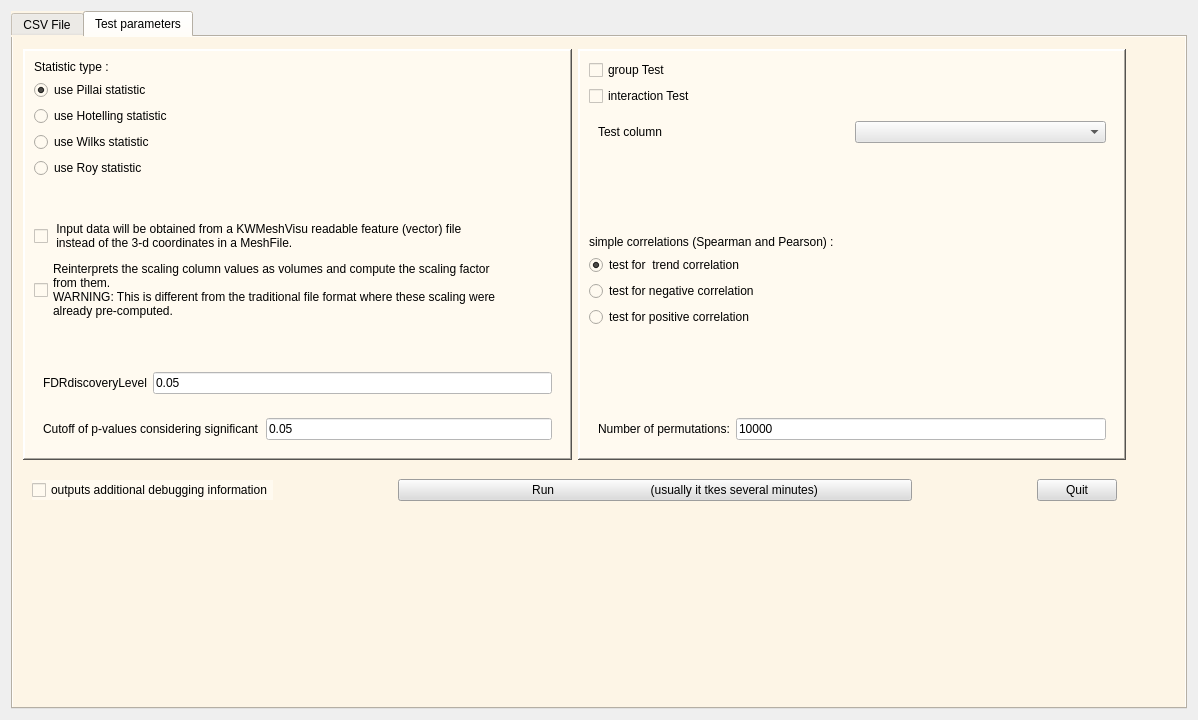
Above: Applications/shapeAnalysisMANCOVA_Wizard/shapeAnalysisMANCOVA_Wizard.ui from NIRALUser/SPHARM-PDM before the change. Below: the same form after it.
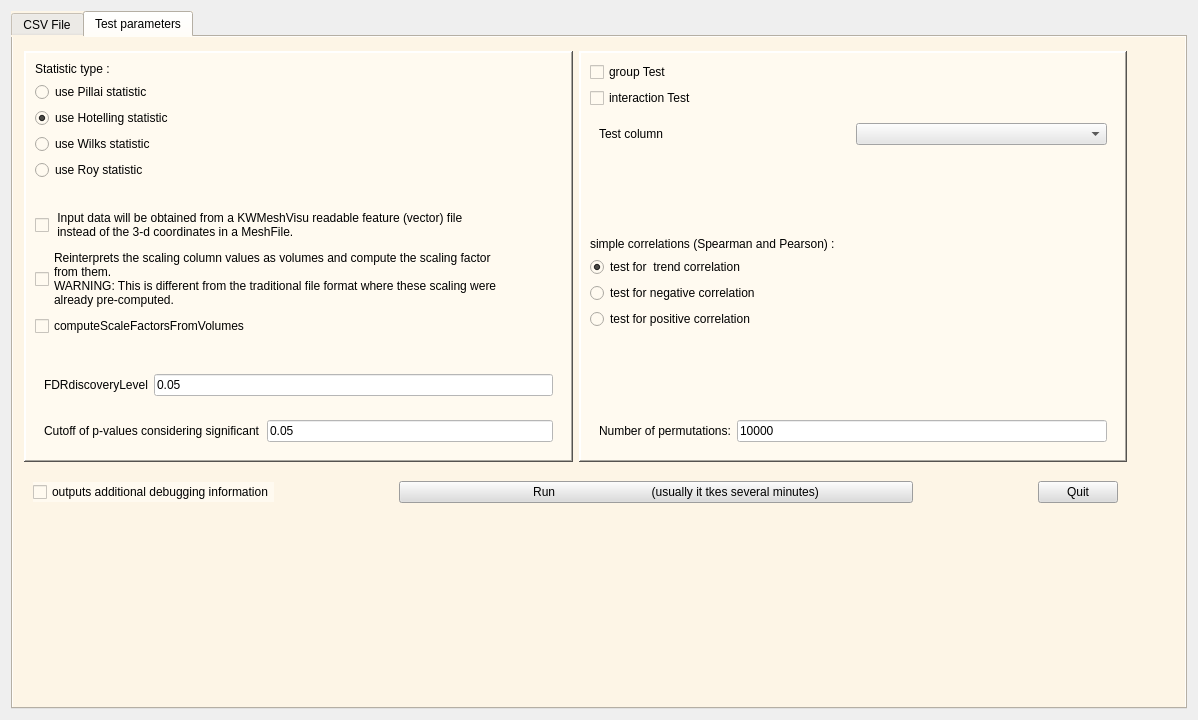
That is the form after the change. The open tabs and pages were chosen to show the change.

Commit message: ENH: ShapeAnalysisMANCOVA : --computeScaleFactorsFromVolumes option is also in the wizard

```diff
--- a/Applications/shapeAnalysisMANCOVA_Wizard/shapeAnalysisMANCOVA_Wizard.ui
+++ b/Applications/shapeAnalysisMANCOVA_Wizard/shapeAnalysisMANCOVA_Wizard.ui
@@ -752,8 +752,8 @@
         <widget class="QWidget" name="">
          <property name="geometry">
           <rect>
-           <x>10</x>
-           <y>12</y>
+           <x>11</x>
+           <y>14</y>
            <width>1103</width>
            <height>466</height>
           </rect>
@@ -795,7 +795,7 @@
                   <string>use Pillai statistic</string>
                  </property>
                  <property name="checked">
-                  <bool>true</bool>
+                  <bool>false</bool>
                  </property>
                 </widget>
                </item>
@@ -804,6 +804,9 @@
                  <property name="text">
                   <string>use Hotelling statistic</string>
                  </property>
+                 <property name="checked">
+                  <bool>true</bool>
+                 </property>
                 </widget>
                </item>
                <item>
@@ -851,6 +854,13 @@
                  </property>
                 </widget>
                </item>
+               <item>
+                <widget class="QCheckBox" name="checkBox_computeScaleFactorsFromVolumes">
+                 <property name="text">
+                  <string>computeScaleFactorsFromVolumes</string>
+                 </property>
+                </widget>
+               </item>
                <item>
                 <spacer name="verticalSpacer_6">
                  <property name="orientation">
```
Left out of the diff: 4 changed lines with no effect on the pictures. The commit also changes 1 other file.
